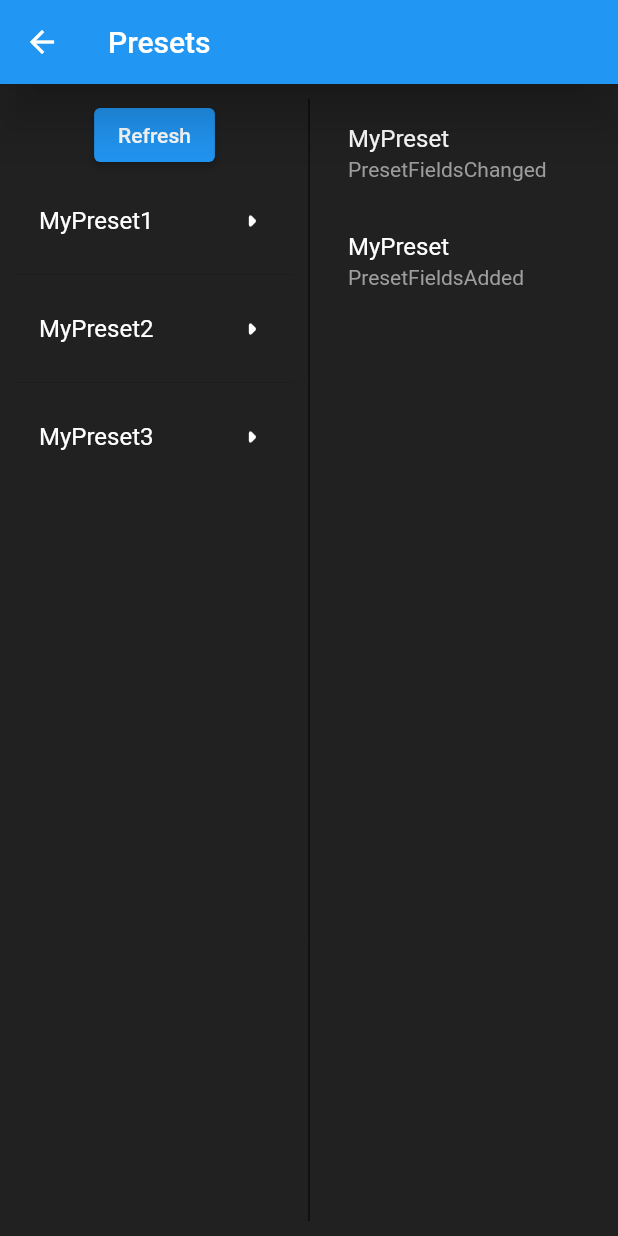
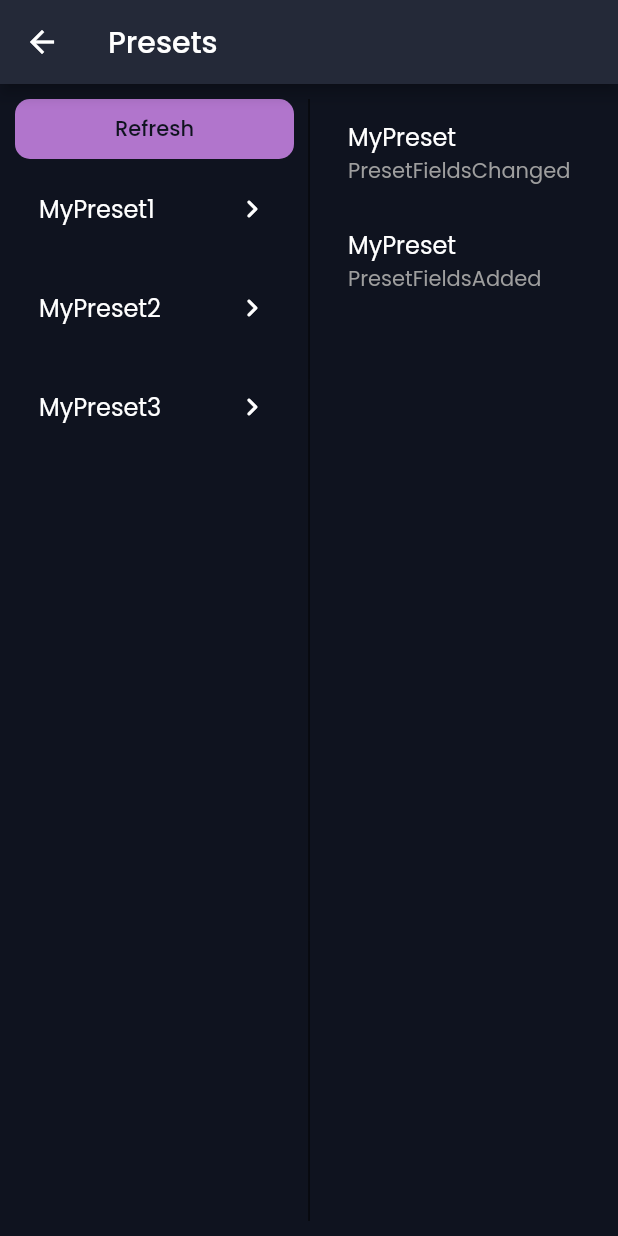
Before and after one commit to andrew-moreno/geotech_assignment, a Flutter app: the screen it shows after launch, after a tap on "Connect", on a phone screen of 412 x 824 dp. Run offline on Flutter 3.47's test engine with Material 2 defaults, Android fonts, the phone set to English and light mode, and no system bars; network calls fail.

Commit message:
UI updates

```diff
--- /dev/null
+++ b/lib/constrains.dart
@@ -0,0 +1,13 @@
+import 'package:flutter/material.dart';
+
+const kBackground = Color.fromARGB(255, 15, 19, 31);
+const kForeground = Color(0xFF242938);
+const kAccent = Color(0xFFB175CC);
+const kGradient = LinearGradient(
+  colors: [
+    Color(0xFFB175CC),
+    Color(0xFFFFDDE1),
+  ],
+);
+
+const kCornerRadius = 10.0;
--- a/lib/main.dart
+++ b/lib/main.dart
@@ -1,4 +1,5 @@
 import 'package:flutter/material.dart';
+import 'package:geotech_assignment/constrains.dart';
 import 'package:geotech_assignment/providers/websocket_provider.dart';
 import 'package:geotech_assignment/screens/connect.dart';
 import 'package:provider/provider.dart';
@@ -16,21 +17,27 @@ class MyApp extends StatelessWidget {
       create: (_) => WebsocketProvider(),
       builder: (context, child) {
         return MaterialApp(
-          title: "GeoTech Assignment",
+          title: "Remote Control Test",
           theme: ThemeData(
-            appBarTheme: const AppBarTheme(
-              color: Colors.blue,
-              shadowColor: Colors.black,
-              elevation: 15,
+            fontFamily: "Poppins",
+            inputDecorationTheme: InputDecorationTheme(
+              labelStyle: const TextStyle(color: Colors.white),
+              border: OutlineInputBorder(
+                borderRadius: BorderRadius.circular(10),
+                borderSide: BorderSide.none,
+              ),
+              filled: true,
+              fillColor: kBackground,
+              contentPadding: const EdgeInsets.symmetric(horizontal: 15),
             ),
-            inputDecorationTheme: const InputDecorationTheme(
-              labelStyle: TextStyle(color: Colors.white),
-              floatingLabelBehavior: FloatingLabelBehavior.always,
-              border: OutlineInputBorder(),
-              contentPadding: EdgeInsets.symmetric(horizontal: 20),
+            elevatedButtonTheme: ElevatedButtonThemeData(
+              style: ElevatedButton.styleFrom(
+                disabledForegroundColor: Colors.transparent,
+                shadowColor: Colors.transparent,
+                backgroundColor: Colors.transparent,
+              ),
             ),
-            scaffoldBackgroundColor: Colors.grey.shade900,
-            textTheme: const TextTheme(),
+            scaffoldBackgroundColor: kBackground,
           ),
           home: Connect(),
         );
--- a/lib/screens/connect.dart
+++ b/lib/screens/connect.dart
@@ -1,4 +1,5 @@
 import 'package:flutter/material.dart';
+import 'package:geotech_assignment/constrains.dart';
 import 'package:geotech_assignment/providers/websocket_provider.dart';
 import 'package:geotech_assignment/screens/presets.dart';
 import 'package:provider/provider.dart';
@@ -13,18 +14,35 @@ class Connect extends StatelessWidget {
   @override
   Widget build(BuildContext context) {
     return Scaffold(
-      appBar: AppBar(
-        title: const Text("Flutter Remote Control Test"),
-      ),
-      body: SafeArea(
-        child: Padding(
-          padding: const EdgeInsets.symmetric(horizontal: 30),
-          child: Center(
+      body: Center(
         child: Form(
           key: _formKey,
           child: Column(
             mainAxisAlignment: MainAxisAlignment.center,
             children: [
+              Container(
+                decoration: const BoxDecoration(
+                  borderRadius: BorderRadius.only(
+                    topLeft: Radius.circular(kCornerRadius),
+                    topRight: Radius.circular(kCornerRadius),
+                  ),
+                  color: kForeground,
+                ),
+                child: Padding(
+                  padding: const EdgeInsets.all(20),
+                  child: Column(
+                    crossAxisAlignment: CrossAxisAlignment.start,
+                    children: [
+                      const Text(
+                        "Flutter Remote Control Test",
+                        style: TextStyle(
+                            color: Colors.white,
+                            fontSize: 20,
+                            fontWeight: FontWeight.w600),
+                      ),
+                      const SizedBox(
+                        height: 20,
+                      ),
                       Container(
                         constraints: const BoxConstraints(maxWidth: 350),
                         child: TextFormField(
@@ -42,8 +60,22 @@ class Connect extends StatelessWidget {
                           },
                         ),
                       ),
-                  const SizedBox(height: 20),
-                  ElevatedButton(
+                    ],
+                  ),
+                ),
+              ),
+              SizedBox(
+                width: 390,
+                height: 40,
+                child: DecoratedBox(
+                  decoration: const BoxDecoration(
+                    borderRadius: BorderRadius.only(
+                      bottomLeft: Radius.circular(kCornerRadius),
+                      bottomRight: Radius.circular(kCornerRadius),
+                    ),
+                    color: kAccent,
+                  ),
+                  child: ElevatedButton(
                     onPressed: () {
                       if (!_formKey.currentState!.validate()) {
                         return;
@@ -63,11 +95,14 @@ class Connect extends StatelessWidget {
                         ),
                       );
                     },
-                    child: const Text("Connect"),
+                    child: const Text(
+                      "Connect",
+                      style: TextStyle(color: kBackground),
+                    ),
+                  ),
+                ),
               ),
             ],
-              ),
-            ),
           ),
         ),
       ),
--- a/lib/screens/presets.dart
+++ b/lib/screens/presets.dart
@@ -1,4 +1,5 @@
 import 'package:flutter/material.dart';
+import 'package:geotech_assignment/constrains.dart';
 import 'package:geotech_assignment/providers/websocket_provider.dart';
 import 'package:provider/provider.dart';
 
@@ -26,6 +27,7 @@ class _PresetsState extends State<Presets> {
     return Scaffold(
       appBar: AppBar(
         title: const Text("Presets"),
+        backgroundColor: kForeground,
       ),
       body: SafeArea(
         child: Padding(
@@ -37,16 +39,28 @@ class _PresetsState extends State<Presets> {
               Expanded(
                 child: SingleChildScrollView(
                   child: Column(
-                    mainAxisSize: MainAxisSize.min,
                     children: [
-                      ElevatedButton(
+                      SizedBox(
+                        width: double.infinity,
+                        height: 40,
+                        child: DecoratedBox(
+                          decoration: BoxDecoration(
+                            borderRadius: BorderRadius.circular(kCornerRadius),
+                            color: kAccent,
+                          ),
+                          child: ElevatedButton(
                             onPressed: () {
                               Provider.of<WebsocketProvider>(
                                 context,
                                 listen: false,
                               ).refreshPresets();
                             },
-                        child: const Text("Refresh"),
+                            child: const Text(
+                              "Refresh",
+                              style: TextStyle(color: kBackground),
+                            ),
+                          ),
+                        ),
                       ),
                       const RemoteControlPresets(),
                     ],
@@ -90,26 +104,39 @@ class RemoteControlPresets extends StatelessWidget {
           addAutomaticKeepAlives: false,
           shrinkWrap: true,
           itemCount: presets.length,
-          separatorBuilder: (context, index) => const Divider(),
+          separatorBuilder: (context, index) => const SizedBox(
+            height: 10,
+          ),
           itemBuilder: (context, index) {
             return ListTile(
               title: Text(
                 presets[index],
               ),
               trailing: const Icon(
-                Icons.arrow_right_rounded,
+                Icons.keyboard_arrow_right_rounded,
               ),
               textColor: Colors.white,
               iconColor: Colors.white,
-              selectedColor: Colors.blue,
-              selectedTileColor: Colors.grey.shade800,
+              selectedColor: kAccent,
+              shape: RoundedRectangleBorder(
+                  borderRadius: BorderRadius.circular(kCornerRadius)),
+              selectedTileColor: kForeground,
               selected: index ==
                   Provider.of<WebsocketProvider>(context).selectedPreset,
               onTap: () {
+                if (index ==
+                    Provider.of<WebsocketProvider>(context, listen: false)
+                        .selectedPreset) {
+                  Provider.of<WebsocketProvider>(
+                    context,
+                    listen: false,
+                  ).setSelectedPreset(null);
+                } else {
                   Provider.of<WebsocketProvider>(
                     context,
                     listen: false,
                   ).setSelectedPreset(index);
+                }
               },
             );
           },
```
Also changed, not shown: pubspec.yaml (+12 -12 lines), assets/fonts/poppins/Poppins-Light.ttf (added), assets/fonts/poppins/Poppins-Medium.ttf (added), assets/fonts/poppins/Poppins-Regular.ttf (added), assets/fonts/poppins/Poppins-SemiBold.ttf (added). Lines whose indentation alone changed are shown as unchanged.
